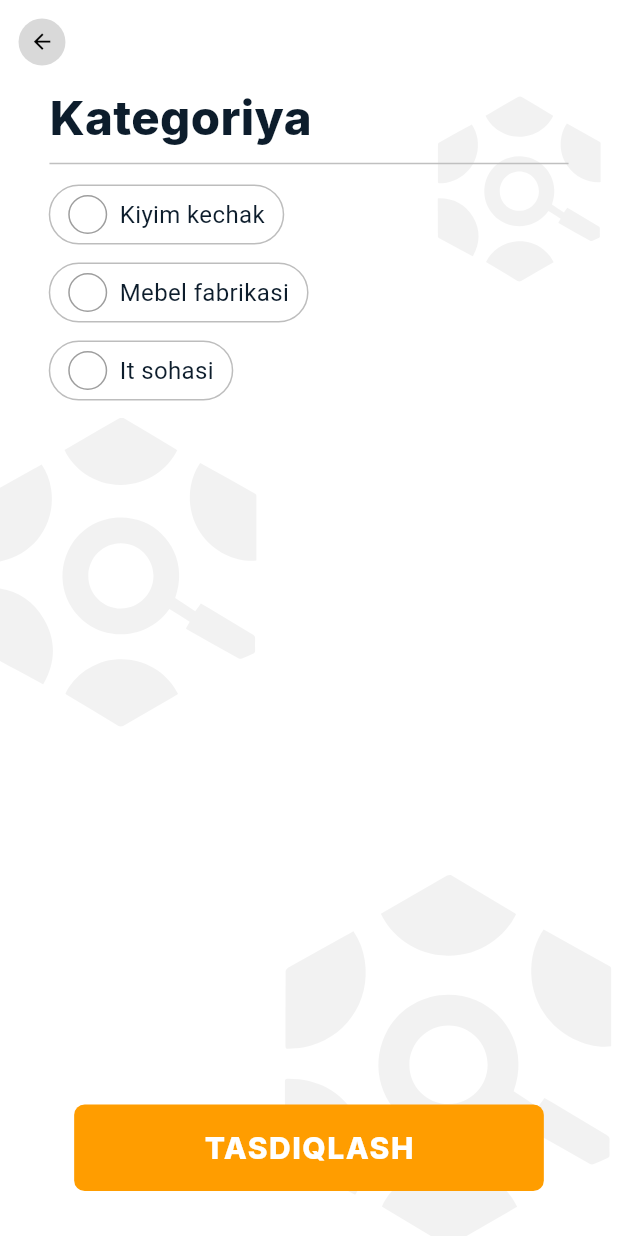
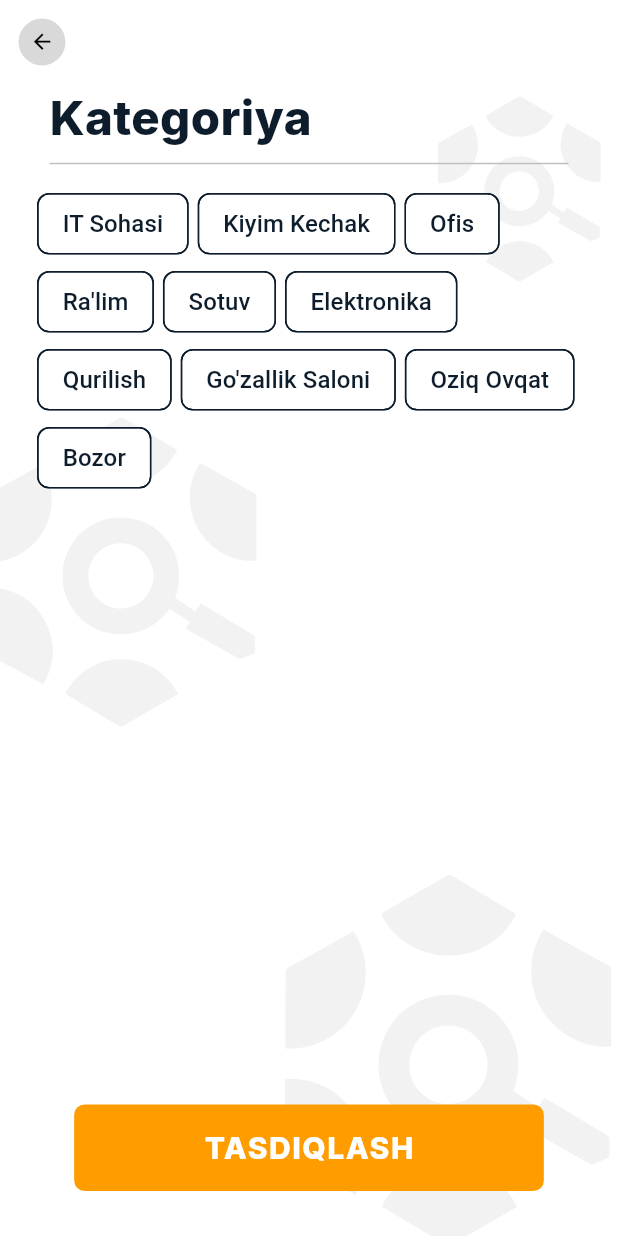
Before and after one commit to OtabekNuriddinov/ish_topdim, a Flutter app: the FilterScreen screen opened by its route, on a phone screen of 412 x 824 dp. Run offline on Flutter 3.47's test engine with Material 3 defaults, Android fonts, the phone set to English and light mode, and no system bars; our stand-ins replace flutter_svg, go_router, google_fonts, shared_preferences, sizer; accounts and stored records are empty; statements that could not run were skipped.

Commit message:
[024] Filter Screen UI qismi bo'ldi

```diff
--- /dev/null
+++ b/lib/features/home/filtering/components/filter_chip.dart
@@ -0,0 +1,70 @@
+import 'package:flutter/material.dart';
+import 'package:ish_topdim/features/settings/provider/settings_provider.dart';
+import 'package:provider/provider.dart';
+import 'package:ish_topdim/features/home/filtering/steps/category/provider/category_provider.dart';
+import 'package:ish_topdim/features/home/filtering/steps/for_whom/provider/for_whom_provider.dart';
+import 'package:ish_topdim/features/home/filtering/steps/work_time/provider/work_time_provider.dart';
+import 'package:ish_topdim/features/home/filtering/steps/salary/provider/salary_provider.dart';
+
+import '../../../../core/theme/themes.dart';
+
+class FilterChipWidget extends StatelessWidget {
+  final String chipName;
+  final String type; // 'category', 'gender', 'workTime', 'salary'
+
+  const FilterChipWidget({
+    super.key,
+    required this.chipName,
+    required this.type,
+  });
+
+  @override
+  Widget build(BuildContext context) {
+    return Consumer<SettingsProvider>(
+      builder: (context, settingsProvider, __) {
+        bool isSelected = false;
+
+        // Get selection state based on type
+        switch (type) {
+          case 'category':
+            isSelected = context.watch<CategoryProvider>().isSelected(chipName);
+            break;
+          case 'gender':
+            isSelected = context.watch<ForWhomProvider>().gender[chipName] ?? false;
+            break;
+          case 'workTime':
+            isSelected = context.watch<WorkTimeProvider>().workTime[chipName] ?? false;
+            break;
+          case 'salary':
+            isSelected = context.watch<SalaryProvider>().salary[chipName] ?? false;
+            break;
+        }
+
+        return FilterChip(
+          label: Text(chipName),
+          labelStyle: const TextStyle(fontSize: 16),
+          selected: isSelected,
+          onSelected: (selected) {
+            // Handle selection based on type
+            switch (type) {
+              case 'category':
+                context.read<CategoryProvider>().toggleCategory(chipName);
+                break;
+              case 'gender':
+                context.read<ForWhomProvider>().toggleGender(chipName);
+                break;
+              case 'workTime':
+                context.read<WorkTimeProvider>().toggleWorkTime(chipName);
+                break;
+              case 'salary':
+                context.read<SalaryProvider>().toggleSalary(chipName);
+                break;
+            }
+          },
+          backgroundColor: settingsProvider.isDarkMode ? Themes.darkBlue : Themes.white,
+          selectedColor: Themes.orange,
+        );
+      }
+    );
+  }
+}
--- a/lib/features/home/filtering/components/selectable_container.dart
+++ b/lib/features/home/filtering/components/selectable_container.dart
@@ -20,8 +20,8 @@ class SelectableContainer extends StatelessWidget {
   Widget build(BuildContext context) {
     return Consumer<SettingsProvider>(builder: (context, provider, __) {
       return Container(
-        margin: const EdgeInsets.symmetric(horizontal: 16, vertical: 6),
-        padding: const EdgeInsets.symmetric(horizontal: 12, vertical: 6),
+        margin: const EdgeInsets.only(right: 8, bottom: 8, left: 14),
+        padding: const EdgeInsets.symmetric(horizontal: 18, vertical: 6),
         decoration: BoxDecoration(
           border: Border.all(color: Colors.grey.shade400),
           borderRadius: BorderRadius.circular(30),
--- a/lib/features/home/filtering/steps/category/category_step.dart
+++ b/lib/features/home/filtering/steps/category/category_step.dart
@@ -6,10 +6,11 @@ import 'package:provider/provider.dart';
 import 'package:sizer/sizer.dart';
 
 import '../../../../../core/theme/themes.dart';
+import '../../components/filter_chip.dart';
 import 'provider/category_provider.dart';
 
 class CategoryStep extends StatefulWidget {
-  final VoidCallback onNext;
+  final void Function() onNext;
   const CategoryStep({required this.onNext, super.key});
 
   @override
@@ -69,25 +70,30 @@ class _CategoryStepState extends State<CategoryStep> {
                 child: const Divider(),
               ),
               Expanded(
-                child: Padding(
-                  padding: EdgeInsets.symmetric(horizontal: 4.w),
-                  child: Consumer<CategoryProvider>(builder: (context, provider, __) {
-                    final categories = provider.categories;
-                    return Wrap(
-                      children: categories.entries.map((entry) {
-                        return Align(
-                            alignment: Alignment.centerLeft,
-                            child: SelectableContainer(
-                              entryValue: entry.value,
-                              onPressed: (){
-                                provider.toggleCategory(entry.key);
-                              },
-                              entryKey: entry.key,
-                            )
-                        );
-                      }).toList(),
-                    );
-                  }),
+                child: SingleChildScrollView(
+                  child: Consumer<CategoryProvider>(
+                    builder: (context, provider, __) {
+                      return Padding(
+                        padding: EdgeInsets.symmetric(horizontal: 6.w, vertical: 1.h),
+                        child: const Wrap(
+                          spacing: 6.0,
+                          runSpacing: 4.0,
+                          children: [
+                            FilterChipWidget(chipName: "IT Sohasi", type: 'category'),
+                            FilterChipWidget(chipName: "Kiyim Kechak", type: 'category'),
+                            FilterChipWidget(chipName: "Ofis", type: 'category'),
+                            FilterChipWidget(chipName: "Ra'lim", type: 'category'),
+                            FilterChipWidget(chipName: "Sotuv", type: 'category'),
+                            FilterChipWidget(chipName: "Elektronika", type: 'category'),
+                            FilterChipWidget(chipName: "Qurilish", type: 'category'),
+                            FilterChipWidget(chipName: "Go'zallik Saloni", type: 'category'),
+                            FilterChipWidget(chipName: "Oziq Ovqat", type: 'category'),
+                            FilterChipWidget(chipName: "Bozor", type: 'category'),
+                          ],
+                        ),
+                      );
+                    }
+                  )
                 ),
               ),
               Padding(
@@ -104,8 +110,8 @@ class _CategoryStepState extends State<CategoryStep> {
                         ),
                       ),
                       onPressed: () {
-                        print("TANLANGANLAR:");
-                        print(provider.selectedCategories);
+                        final selected = provider.selectedCategories;
+                        print("Tanlanganlar: $selected");
                         widget.onNext();
                       },
                       child: Text(
--- a/lib/features/home/filtering/steps/category/provider/category_provider.dart
+++ b/lib/features/home/filtering/steps/category/provider/category_provider.dart
@@ -1,21 +1,21 @@
 import 'package:flutter/material.dart';
 
 class CategoryProvider extends ChangeNotifier{
-  final Map<String, bool> _categories = {
-    "Kiyim kechak": false,
-    "Mebel fabrikasi": false,
-    "It sohasi": false,
-  };
-  Map<String, bool> get categories => _categories;
+  final List<String> _selectedCategories = [];
 
-  void toggleCategory(String key){
-    _categories[key] = !_categories[key]!;
+  List<String> get selectedCategories => _selectedCategories;
+
+  void toggleCategory(String category){
+    if(_selectedCategories.contains(category)){
+      _selectedCategories.remove(category);
+    }
+    else{
+      _selectedCategories.add(category);
+    }
     notifyListeners();
   }
 
-
-  List<String> get selectedCategories => _categories.entries
-      .where((entry) => entry.value)
-      .map((entry) => entry.key)
-      .toList();
+  bool isSelected(String category){
+    return _selectedCategories.contains(category);
+  }
 }
```
Also changed, not shown: lib/features/home/filtering/presentation/filter_screen.dart (+12 -11 lines), lib/features/home/filtering/steps/for_whom/for_whom_step.dart (+9 -16 lines), lib/features/home/filtering/steps/for_whom/provider/for_whom_provider.dart (+13 -8 lines), lib/features/home/filtering/steps/salary/salary_step.dart (+15 -14 lines), lib/features/home/filtering/steps/work_time/work_time_step.dart (+14 -14 lines), lib/main.dart (+17 -1 lines).
